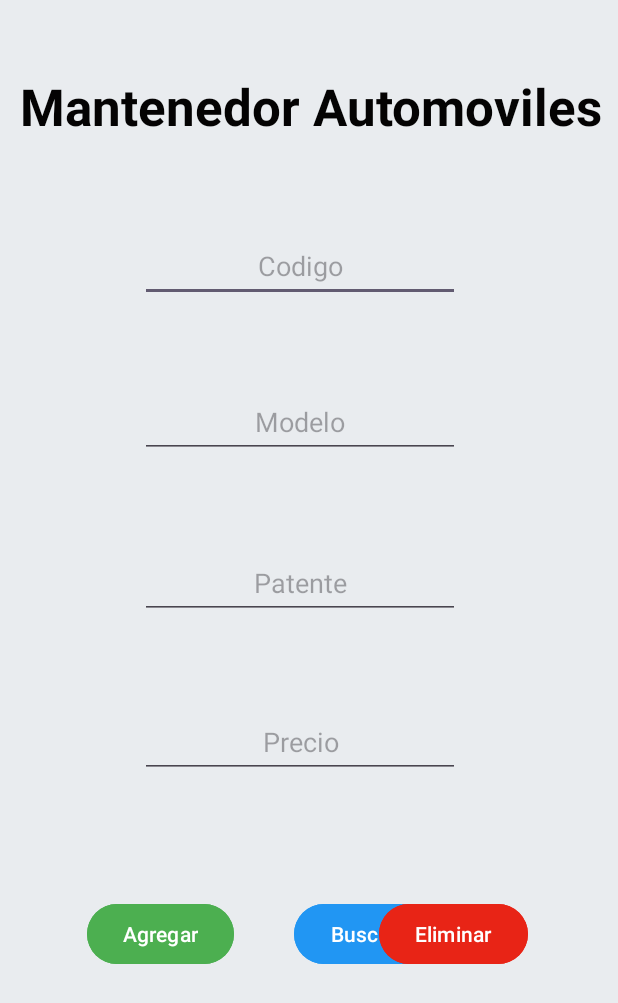
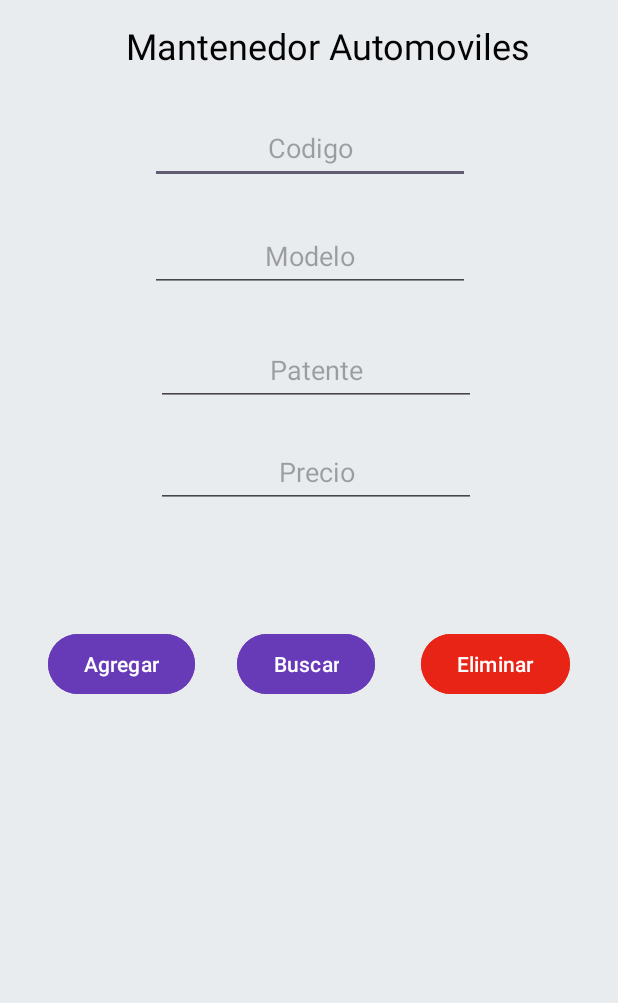
Before and after one commit to CristianOrellanna/AppAutomoviles, an Android app: the screen it shows after launch (MainActivity), on a phone screen of 412 x 824 dp. Shown: the top 1003 px of the screen. Run offline under Robolectric (Android 15) with nearby library versions, the phone set to English and light mode, and no system bars.

Commit message:
fase final 1

```diff
--- a/app/src/main/java/com/example/mantenedorautomoviles/MainActivity.java
+++ b/app/src/main/java/com/example/mantenedorautomoviles/MainActivity.java
@@ -9,12 +9,11 @@ import android.content.ContentValues;
 import android.database.Cursor;
 import android.database.sqlite.SQLiteDatabase;
 import android.widget.Toast;
-import android.os.Bundle;
 
 
 public class MainActivity extends AppCompatActivity {
 
-    Button btnIngresar, btnAgregar, btnBuscar, btnEliminar;
+    Button btnAgregar, btnBuscar, btnEliminar;
     EditText txtCodigo, txtModelo, txtPatente, txtPrecio;
 
     @Override
--- a/app/src/main/res/layout/activity_main.xml
+++ b/app/src/main/res/layout/activity_main.xml
@@ -14,21 +14,20 @@
         android:text="Mantenedor Automoviles"
         android:textAppearance="@style/TextAppearance.AppCompat.Body1"
         android:textColor="#040303"
-        android:textSize="34sp"
-        android:textStyle="bold"
+        android:textSize="24sp"
         app:layout_constraintBottom_toBottomOf="parent"
         app:layout_constraintEnd_toEndOf="parent"
-        app:layout_constraintHorizontal_bias="0.557"
+        app:layout_constraintHorizontal_bias="0.592"
         app:layout_constraintStart_toStartOf="parent"
         app:layout_constraintTop_toTopOf="parent"
-        app:layout_constraintVertical_bias="0.062" />
+        app:layout_constraintVertical_bias="0.018" />
 
     <EditText
         android:id="@+id/txtCodigo"
         android:layout_width="wrap_content"
         android:layout_height="wrap_content"
-        android:layout_marginStart="80dp"
-        android:layout_marginTop="60dp"
+        android:layout_marginStart="16dp"
+        android:layout_marginTop="28dp"
         android:ems="10"
         android:hint="Codigo"
         android:inputType="text"
@@ -42,7 +41,7 @@
         android:id="@+id/txtModelo"
         android:layout_width="wrap_content"
         android:layout_height="wrap_content"
-        android:layout_marginTop="56dp"
+        android:layout_marginTop="24dp"
         android:ems="10"
         android:hint="Modelo"
         android:inputType="text"
@@ -55,7 +54,8 @@
         android:id="@+id/txtPatente"
         android:layout_width="wrap_content"
         android:layout_height="wrap_content"
-        android:layout_marginTop="59dp"
+        android:layout_marginStart="4dp"
+        android:layout_marginTop="28dp"
         android:ems="10"
         android:hint="Patente"
         android:inputType="text"
@@ -68,7 +68,7 @@
         android:id="@+id/txtPrecio"
         android:layout_width="wrap_content"
         android:layout_height="wrap_content"
-        android:layout_marginTop="58dp"
+        android:layout_marginTop="20dp"
         android:ems="10"
         android:hint="Precio"
         android:inputType="text"
@@ -81,8 +81,8 @@
         android:id="@+id/btnAgregar"
         android:layout_width="wrap_content"
         android:layout_height="wrap_content"
-        android:layout_marginStart="58dp"
-        android:backgroundTint="#4CAF50"
+        android:layout_marginStart="32dp"
+        android:backgroundTint="#673AB7"
         android:text="Agregar"
         app:layout_constraintBaseline_toBaselineOf="@+id/btnBuscar"
         app:layout_constraintStart_toStartOf="parent"
@@ -92,9 +92,9 @@
         android:id="@+id/btnBuscar"
         android:layout_width="wrap_content"
         android:layout_height="wrap_content"
-        android:layout_marginStart="40dp"
+        android:layout_marginStart="28dp"
         android:layout_marginTop="80dp"
-        android:backgroundTint="#2196F3"
+        android:backgroundTint="#673AB7"
         android:text="Buscar"
         app:layout_constraintStart_toEndOf="@+id/btnAgregar"
         app:layout_constraintTop_toBottomOf="@+id/txtPrecio"
@@ -104,7 +104,7 @@
         android:id="@+id/btnEliminar"
         android:layout_width="wrap_content"
         android:layout_height="wrap_content"
-        android:layout_marginEnd="60dp"
+        android:layout_marginEnd="32dp"
         android:backgroundTint="#E82416"
         android:text="Eliminar"
         app:layout_constraintBaseline_toBaselineOf="@+id/btnBuscar"
```
